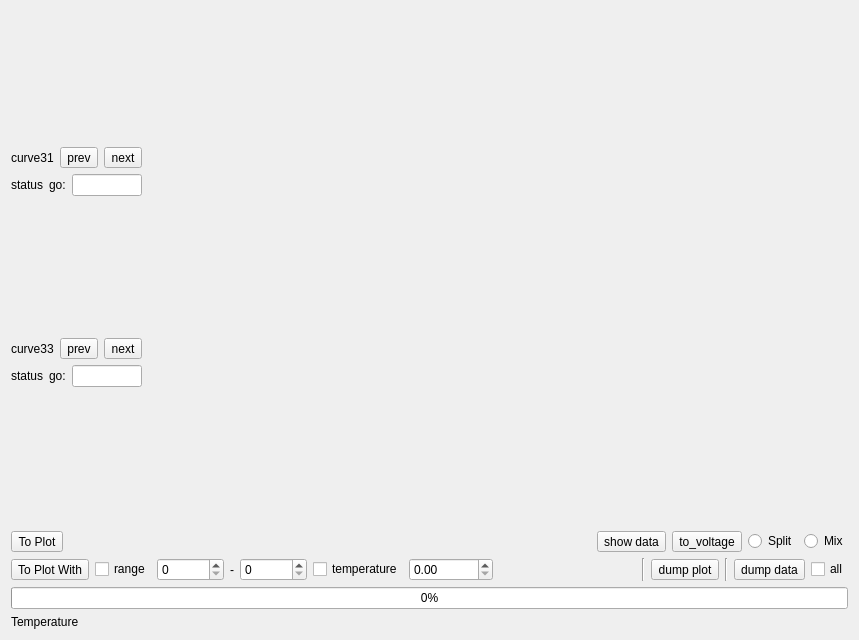
Old version of the form src/form/FormPlotHistory/formplothistory.ui in the repository MRsoymilk/MySerial.
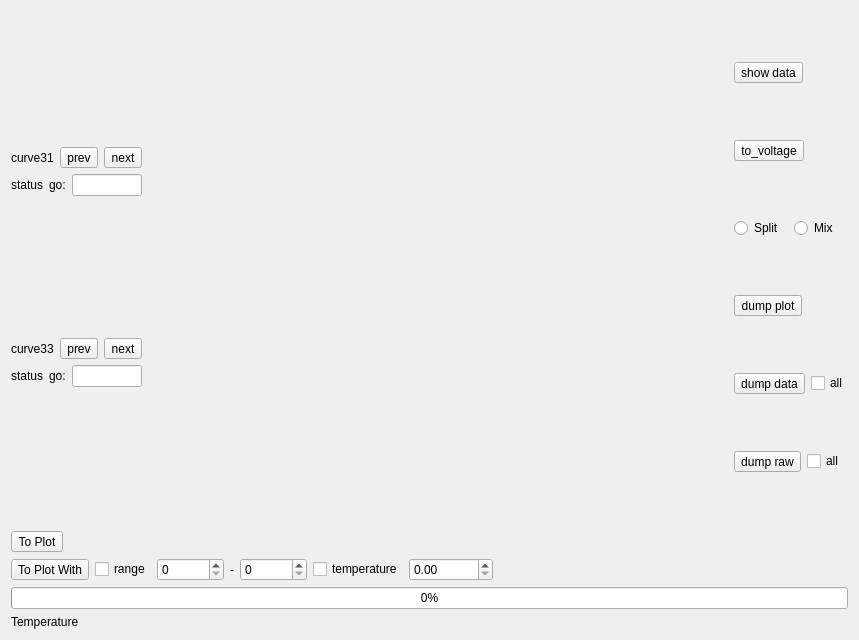
New version of the form.

Commit message: remove FormData & PlotData: Fix Windows rendering stuttering

Diff of the .ui file:
```diff
--- a/src/form/FormPlotHistory/formplothistory.ui
+++ b/src/form/FormPlotHistory/formplothistory.ui
@@ -13,93 +13,7 @@
   <property name="windowTitle">
    <string>PlotHistory</string>
   </property>
-  <layout class="QGridLayout" name="gridLayout" rowstretch="1,0,0,0,0" columnstretch="1,9">
-   <item row="4" column="0">
-    <widget class="QLabel" name="labelTemperature">
-     <property name="sizePolicy">
-      <sizepolicy hsizetype="Preferred" vsizetype="Fixed">
-       <horstretch>0</horstretch>
-       <verstretch>0</verstretch>
-      </sizepolicy>
-     </property>
-     <property name="text">
-      <string>Temperature</string>
-     </property>
-    </widget>
-   </item>
-   <item row="1" column="0" colspan="2">
-    <layout class="QHBoxLayout" name="hLayOpt">
-     <item>
-      <widget class="QToolButton" name="tBtnToPlot">
-       <property name="text">
-        <string>To Plot</string>
-       </property>
-      </widget>
-     </item>
-     <item>
-      <spacer name="horizontalSpacer">
-       <property name="orientation">
-        <enum>Qt::Orientation::Horizontal</enum>
-       </property>
-       <property name="sizeHint" stdset="0">
-        <size>
-         <width>40</width>
-         <height>20</height>
-        </size>
-       </property>
-      </spacer>
-     </item>
-     <item>
-      <widget class="QToolButton" name="tBtnShowData">
-       <property name="text">
-        <string>show data</string>
-       </property>
-      </widget>
-     </item>
-     <item>
-      <widget class="QToolButton" name="tBtnToVoltage">
-       <property name="text">
-        <string>to_voltage</string>
-       </property>
-      </widget>
-     </item>
-     <item>
-      <widget class="QRadioButton" name="radioButtonSplit">
-       <property name="text">
-        <string>Split</string>
-       </property>
-      </widget>
-     </item>
-     <item>
-      <widget class="QRadioButton" name="radioButtonMix">
-       <property name="text">
-        <string>Mix</string>
-       </property>
-      </widget>
-     </item>
-    </layout>
-   </item>
-   <item row="0" column="1">
-    <widget class="QStackedWidget" name="stackedWidget">
-     <widget class="QWidget" name="pageMix">
-      <layout class="QGridLayout" name="gridLayout_3">
-       <item row="0" column="0">
-        <layout class="QGridLayout" name="gLayMix"/>
-       </item>
-      </layout>
-     </widget>
-     <widget class="QWidget" name="pageSplit">
-      <layout class="QGridLayout" name="gridLayout_5">
-       <item row="0" column="0">
-        <layout class="QGridLayout" name="gLay31"/>
-       </item>
-       <item row="1" column="0">
-        <layout class="QGridLayout" name="gLay33"/>
-       </item>
-      </layout>
-     </widget>
-    </widget>
-   </item>
+  <layout class="QGridLayout" name="gridLayout" rowstretch="1,0,0,0,0" columnstretch="1,9,0">
    <item row="0" column="0">
     <layout class="QVBoxLayout" name="verticalLayout" stretch="9,9">
      <item>
@@ -212,7 +126,144 @@
      </item>
     </layout>
    </item>
-   <item row="2" column="0" colspan="2">
+   <item row="4" column="0">
+    <widget class="QLabel" name="labelTemperature">
+     <property name="sizePolicy">
+      <sizepolicy hsizetype="Preferred" vsizetype="Fixed">
+       <horstretch>0</horstretch>
+       <verstretch>0</verstretch>
+      </sizepolicy>
+     </property>
+     <property name="text">
+      <string>Temperature</string>
+     </property>
+    </widget>
+   </item>
+   <item row="0" column="1">
+    <widget class="QStackedWidget" name="stackedWidget">
+     <widget class="QWidget" name="pageMix">
+      <layout class="QGridLayout" name="gridLayout_3">
+       <item row="0" column="0">
+        <layout class="QGridLayout" name="gLayMix"/>
+       </item>
+      </layout>
+     </widget>
+     <widget class="QWidget" name="pageSplit">
+      <layout class="QGridLayout" name="gridLayout_5">
+       <item row="0" column="0">
+        <layout class="QGridLayout" name="gLay31"/>
+       </item>
+       <item row="1" column="0">
+        <layout class="QGridLayout" name="gLay33"/>
+       </item>
+      </layout>
+     </widget>
+    </widget>
+   </item>
+   <item row="0" column="2">
+    <layout class="QVBoxLayout" name="vLayOperation">
+     <item>
+      <widget class="QToolButton" name="tBtnShowData">
+       <property name="text">
+        <string>show data</string>
+       </property>
+      </widget>
+     </item>
+     <item>
+      <widget class="QToolButton" name="tBtnToVoltage">
+       <property name="text">
+        <string>to_voltage</string>
+       </property>
+      </widget>
+     </item>
+     <item>
+      <layout class="QHBoxLayout" name="hLayDisplayFormat">
+       <item>
+        <widget class="QRadioButton" name="radioButtonSplit">
+         <property name="text">
+          <string>Split</string>
+         </property>
+        </widget>
+       </item>
+       <item>
+        <widget class="QRadioButton" name="radioButtonMix">
+         <property name="text">
+          <string>Mix</string>
+         </property>
+        </widget>
+       </item>
+      </layout>
+     </item>
+     <item>
+      <widget class="QToolButton" name="tBtnDumpPlot">
+       <property name="text">
+        <string>dump plot</string>
+       </property>
+      </widget>
+     </item>
+     <item>
+      <layout class="QHBoxLayout" name="hLayDumpData">
+       <item>
+        <widget class="QToolButton" name="toolButtonDumpData">
+         <property name="text">
+          <string>dump data</string>
+         </property>
+        </widget>
+       </item>
+       <item>
+        <widget class="QCheckBox" name="checkBoxDataAll">
+         <property name="text">
+          <string>all</string>
+         </property>
+        </widget>
+       </item>
+      </layout>
+     </item>
+     <item>
+      <layout class="QHBoxLayout" name="hLayDumpRaw">
+       <item>
+        <widget class="QToolButton" name="tBtnDumpRaw">
+         <property name="text">
+          <string>dump raw</string>
+         </property>
+        </widget>
+       </item>
+       <item>
+        <widget class="QCheckBox" name="checkBoxRawAll">
+         <property name="text">
+          <string>all</string>
+         </property>
+        </widget>
+       </item>
+      </layout>
+     </item>
+    </layout>
+   </item>
+   <item row="1" column="0" colspan="3">
+    <layout class="QHBoxLayout" name="hLayOpt">
+     <item>
+      <widget class="QToolButton" name="tBtnToPlot">
+       <property name="text">
+        <string>To Plot</string>
+       </property>
+      </widget>
+     </item>
+     <item>
+      <spacer name="horizontalSpacer">
+       <property name="orientation">
+        <enum>Qt::Orientation::Horizontal</enum>
+       </property>
+       <property name="sizeHint" stdset="0">
+        <size>
+         <width>40</width>
+         <height>20</height>
+        </size>
+       </property>
+      </spacer>
+     </item>
+    </layout>
+   </item>
+   <item row="2" column="0" colspan="3">
     <layout class="QHBoxLayout" name="horizontalLayout">
      <item>
       <widget class="QToolButton" name="tBtnToPlotWith">
@@ -279,44 +330,9 @@
        </property>
       </spacer>
      </item>
-     <item>
-      <widget class="Line" name="line">
-       <property name="orientation">
-        <enum>Qt::Orientation::Vertical</enum>
-       </property>
-      </widget>
-     </item>
-     <item>
-      <widget class="QToolButton" name="toolButtonDumpPlot">
-       <property name="text">
-        <string>dump plot</string>
-       </property>
-      </widget>
-     </item>
-     <item>
-      <widget class="Line" name="line_2">
-       <property name="orientation">
-        <enum>Qt::Orientation::Vertical</enum>
-       </property>
-      </widget>
-     </item>
-     <item>
-      <widget class="QToolButton" name="toolButtonDumpData">
-       <property name="text">
-        <string>dump data</string>
-       </property>
-      </widget>
-     </item>
-     <item>
-      <widget class="QCheckBox" name="checkBoxAll">
-       <property name="text">
-        <string>all</string>
-       </property>
-      </widget>
-     </item>
     </layout>
    </item>
-   <item row="3" column="0" colspan="2">
+   <item row="3" column="0" colspan="3">
     <widget class="QProgressBar" name="progressBarToPlot">
      <property name="value">
       <number>0</number>
```
The commit also changes 23 other files.
